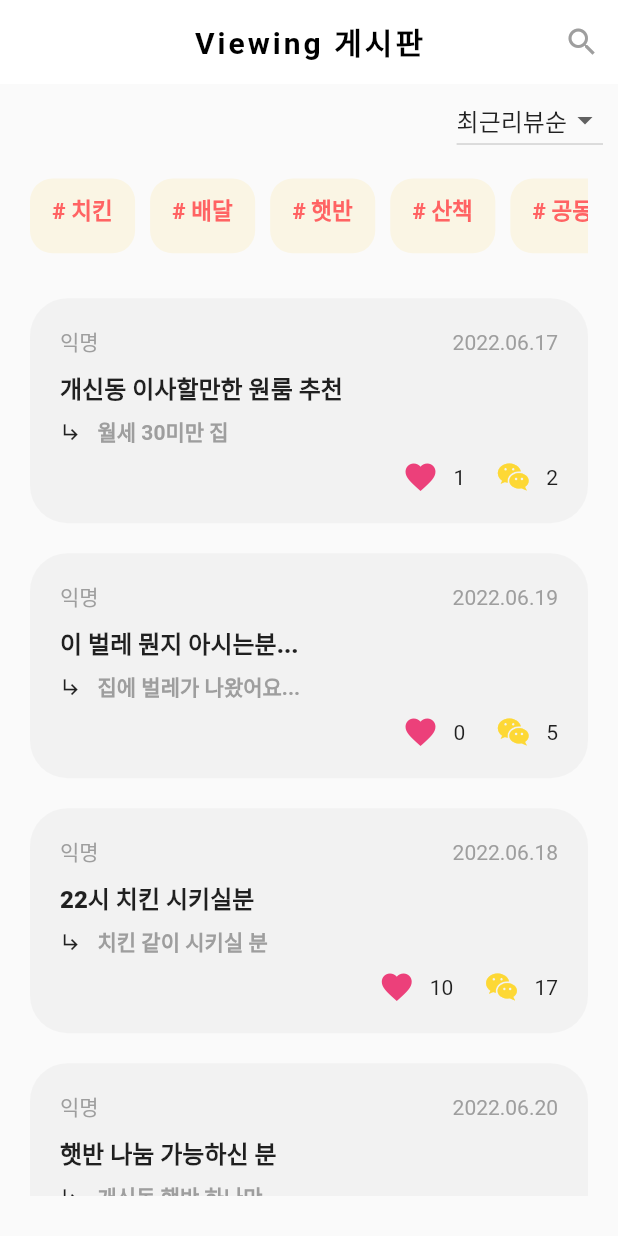
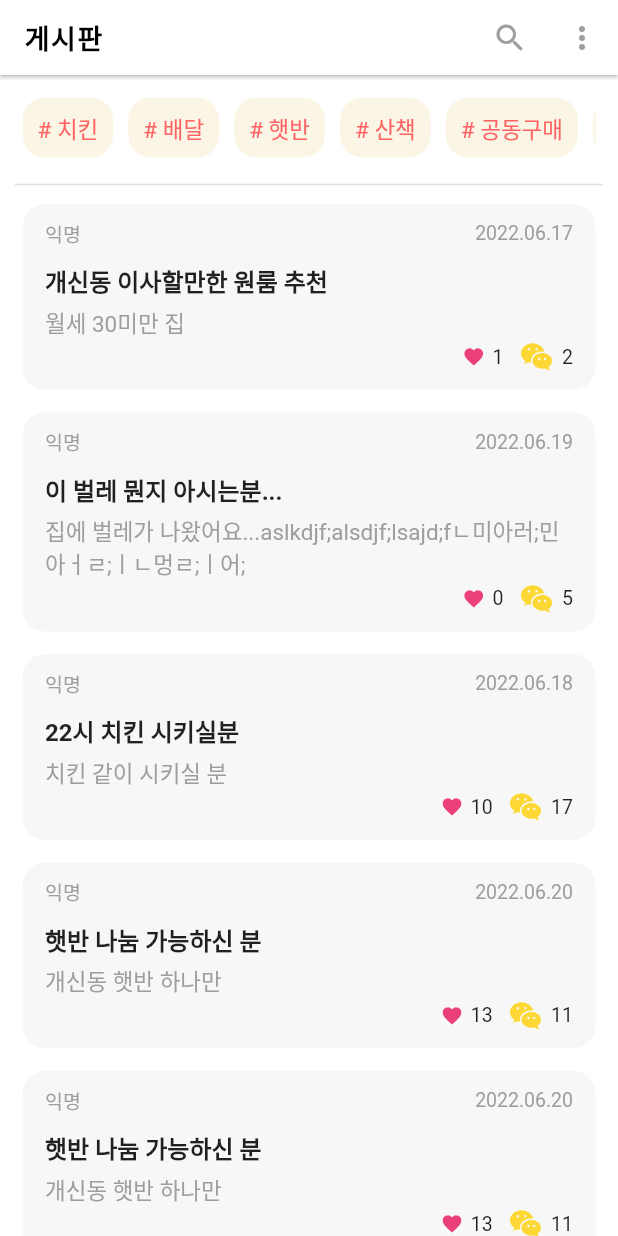
Before and after one commit to lookinmin/viewing, a Flutter app: the BoardPage screen opened directly, on a phone screen of 412 x 824 dp. Run offline on Flutter 3.47's test engine with Material 2 defaults, Android fonts, the phone set to English and light mode, and no system bars; our stand-ins replace carousel_slider, flutter_rating_bar, geolocator, percent_indicator, webview_flutter; missing offline and left inert: dart:html, kakaomap_webview, kpostal.

Commit message:
은정/게시판 수정

```diff
--- a/viewing/lib/board/board.dart
+++ b/viewing/lib/board/board.dart
@@ -14,82 +14,125 @@ class BoardPage extends StatelessWidget {
     return Scaffold(
       appBar: AppBar(
           title: const Text(
-          "Viewing 게시판",
+            "게시판",
+            style: TextStyle(
+              fontSize: 18.0,
+              letterSpacing: 1.0,
+              fontWeight: FontWeight.bold,
+              color: Colors.black,
+            ),
+          ),
+          automaticallyImplyLeading: false,
+          leading: null,
+          backgroundColor: Colors.white,
+          elevation: 1.0, // 그림자 제거
+          toolbarHeight: 50.0,
+          actions: [
+            IconButton(
+                icon: Icon(Icons.search, color: Colors.grey),
+                onPressed: () {
+                  Navigator.push(context,
+                      MaterialPageRoute(builder: (context) => SearchPage()));
+                }),
+            IconButton(
+                icon: Icon(Icons.more_vert, color: Colors.grey),
+                onPressed: () {
+                  // 정렬 BottomSheet
+                  showModalBottomSheet<void>(
+                      context: context,
+                      builder: (BuildContext context) {
+                        return Container(
+                            height: 200,
+                            color: Color(0xFF737373),
+                            child: Container(
+                                padding: EdgeInsets.zero,
+                                decoration: BoxDecoration(
+                                    color: Colors.white,
+                                    borderRadius: BorderRadius.only(
+                                      topLeft: Radius.circular(30),
+                                      topRight: Radius.circular(30),
+                                    )),
+                                child: Column(children: [
+                                  // X 버튼
+                                  Container(
+                                    padding: EdgeInsets.fromLTRB(0, 5, 10, 0),
+                                    child: Row(
+                                      mainAxisAlignment: MainAxisAlignment.end,
+                                      children: [
+                                        IconButton(
+                                            onPressed: () =>
+                                                Navigator.pop(context),
+                                            icon: Icon(Icons.close,
+                                                color: Colors.grey))
+                                      ],
+                                    ),
+                                  ),
+                                  // 정렬
+                                  Divider(
+                                    thickness: 1,
+                                  ),
+                                  InkWell(
+                                      onTap: () {
+                                        print("최근 리뷰순");
+                                      },
+                                      child: Container(
+                                        color: Colors.white,
+                                        width: double.infinity,
+                                        padding: EdgeInsets.all(5),
+                                        child: Text(
+                                          '최근 리뷰순',
                                           style: TextStyle(
                                             color: Colors.black,
-              letterSpacing: 2.0,
-              fontWeight: FontWeight.w700),
+                                            fontSize: 15,
                                           ),
-        backgroundColor: Colors.white,
-        leading: Container(), //Appbar의 뒤로가기 버튼 지우기
-        centerTitle: true, // 글자 가운데 정렬
-        elevation: 0, // 그림자 제거
-        actions:[
-          IconButton(icon:Icon(Icons.search,color:Colors.grey),
-          onPressed:(){
-            Navigator.push(
-              context,
-              MaterialPageRoute(builder:(context)=>SearchPage()));
+                                          textAlign: TextAlign.center,
+                                        ),
+                                      )),
+                                  Divider(
+                                    thickness: 1,
+                                  ),
+                                  InkWell(
+                                      onTap: () {
+                                        print("추천순");
+                                      },
+                                      child: Container(
+                                        color: Colors.white,
+                                        width: double.infinity,
+                                        padding: EdgeInsets.all(5),
+                                        child: Text(
+                                          '추천순',
+                                          style: TextStyle(
+                                            color: Colors.black,
+                                            fontSize: 15,
+                                          ),
+                                          textAlign: TextAlign.center,
+                                        ),
+                                      )),
+                                  Divider(
+                                    thickness: 1,
+                                  ),
+                                  InkWell(
+                                      onTap: () {
+                                        print("댓글순");
+                                      },
+                                      child: Container(
+                                        color: Colors.white,
+                                        width: double.infinity,
+                                        padding: EdgeInsets.all(5),
+                                        child: Text(
+                                          '댓글순',
+                                          style: TextStyle(
+                                            color: Colors.black,
+                                            fontSize: 15,
+                                          ),
+                                          textAlign: TextAlign.center,
+                                        ),
+                                      )),
+                                ])));
+                      });
                 }),
-        ]
-      ),
-      body: Column(
-        children: [
-          Flexible(flex:1,child:DropBox()),
-          Flexible(flex: 1, child: Hashtag()),
-          Flexible(flex: 9, child: Board())
-        ],
-      ),
-    );
-  }
-}
-
-class DropBox extends StatelessWidget{
-  const DropBox({Key? key}) : super(key: key);
-
-  @override
-  Widget build(BuildContext context) {
-    return Container(
-        width: double.infinity,
-        padding:EdgeInsets.fromLTRB(0, 0, 10, 5),
-        child:Row(
-          mainAxisAlignment: MainAxisAlignment.end,
-          children:[
-            Container(child:Dropdown(),)
-          ]
-        )
-    );
-  }
-}
-
-class Dropdown extends StatefulWidget{
-  const Dropdown({Key? key}) : super(key: key);
-
-  @override
-  _DropdownState createState()=>_DropdownState();
-}
-
-class _DropdownState extends State<Dropdown>{
-  // const Dropbox({Key? key}) : super(key: key);
-  List<String> dropdownList = ['최근리뷰순','추천순','댓글순'];
-  String selectedDropdown = '최근리뷰순';
-
-  @override
-  Widget build(BuildContext context) {
-    return DropdownButton(
-        value: selectedDropdown,
-        items:dropdownList.map(
-          (String item){
-            return DropdownMenuItem<String>(
-              value: item,
-              child:Text('$item'),
-              );
-          }).toList(),
-          onChanged:(dynamic value){
-            setState((){
-              selectedDropdown = value;
-            });
-        }
+          ]),
+      body: Board(),
     );
   }
 }
@@ -101,14 +144,15 @@ class Hashtag extends StatelessWidget {
   Widget build(BuildContext context) {
     return Container(
         width: double.infinity,
-        margin: EdgeInsets.fromLTRB(20, 0, 20, 0),
+        height:60,
+        margin: EdgeInsets.fromLTRB(15, 5, 15, 0),
         child: ListView.builder(
           scrollDirection: Axis.horizontal,
           itemCount: hashtaglist.length,
           itemBuilder: (BuildContext context, int index) {
             return Container(
                 margin: EdgeInsets.fromLTRB(0, 10, 10, 10),
-                padding: EdgeInsets.fromLTRB(15, 10, 15, 10),
+                padding: EdgeInsets.all(10),
                 decoration: BoxDecoration(
                   color: Color.fromRGBO(250, 245, 228, 1.0),
                   borderRadius: BorderRadius.circular(15),
@@ -116,7 +160,6 @@ class Hashtag extends StatelessWidget {
                 child: Text(hashtaglist[index],
                     style: TextStyle(
                       fontSize: 15,
-                      fontWeight: FontWeight.w800,
                       color: Color.fromRGBO(255, 99, 99, 1.0),
                     )));
           },
@@ -130,120 +173,102 @@ class Board extends StatelessWidget {
   @override
   Widget build(BuildContext context) {
     return Container(
-        width: double.infinity,
-        height: double.infinity,
-        margin: EdgeInsets.fromLTRB(0, 0, 0, 10),
-        child: ListView.builder(
-            itemCount: boardsList.length,
-            itemBuilder: (BuildContext context, int index) {
-              return InkWell(
-                onTap:(){
-                  Navigator.push(
-                    context,
-                    MaterialPageRoute(builder:(context)=>PostPage()));
-                },
-                child:Container(
-                // 게시글 하나
-                margin: EdgeInsets.fromLTRB(20, 20, 20, 0),
-                padding: EdgeInsets.fromLTRB(20, 15, 20, 15),
-                height: 150,
-                decoration: BoxDecoration(
-                  color: Color.fromRGBO(99, 99, 99, 0.05),
-                  borderRadius: BorderRadius.circular(25),
-                ),
-                child: Column(
-                    mainAxisAlignment: MainAxisAlignment.spaceAround,
-                    crossAxisAlignment: CrossAxisAlignment.start,
+      color:Colors.white,
+      width:double.infinity,
+      height:double.infinity,
+      child:SingleChildScrollView(
+        child:Column(
           children: [
-                      Container(
-                        child: Row(
-                          mainAxisAlignment: MainAxisAlignment.spaceBetween,
-                          children: [
-                            Text(boardsList[index].name,
-                                style: const TextStyle(
-                                  fontSize: 14,
-                                  fontWeight: FontWeight.normal,
-                                  color: Colors.grey,
-                                )),
-                            Text(boardsList[index].date,
-                                style: const TextStyle(
-                                  fontSize: 14,
-                                  fontWeight: FontWeight.normal,
-                                  color: Colors.grey,
-                                )),
+            // 해시태그
+            Hashtag(),
+            Divider(thickness:1,indent: 10,endIndent: 10,),
+            // 게시글
+            for(int i=0;i<boardsList.length;i++)
+              BoardContent(name:boardsList[i].name,title:boardsList[i].title,content:boardsList[i].content,heartnum:boardsList[i].heartnum,reviewnum:boardsList[i].reviewnum,date:boardsList[i].date),
           ],
-                        ),
-                      ),
-                      Container(
-                        child: Text(boardsList[index].title,
-                            style: TextStyle(
-                              fontSize: 16,
-                              fontWeight: FontWeight.w800,
-                            )),
-                      ),
-                      Container(
-                          child: Row(
-                        children: [
-                          Icon(
-                            Icons.subdirectory_arrow_right,
-                            size: 15.0,
-                          ),
-                          Container(
-                              margin: EdgeInsets.fromLTRB(10, 0, 0, 0),
-                              child: Text(boardsList[index].content,
-                                  style: TextStyle(
-                                    fontSize: 14,
-                                    fontWeight: FontWeight.bold,
-                                    color: Colors.grey,
-                                  )))
-                        ],
-                      )),
-                      Container(
-                          child: Row(
-                        mainAxisAlignment: MainAxisAlignment.end,
-                        children: [
-                          Container(
-                              child: Row(
-                            children: [
-                              Icon(
-                                Icons.favorite,
-                                color: Colors.pink[400],
-                              ),
-                              Container(
-                                margin: EdgeInsets.fromLTRB(10, 0, 0, 0),
-                                child: Text(boardsList[index].heartnum,
-                                    style: TextStyle(
-                                      fontSize: 14,
-                                    )),
         )
-                            ],
-                          )),
-                          Container(
-                              margin: EdgeInsets.fromLTRB(20, 0, 0, 0),
-                              child: Row(
-                                children: [
-                                  Icon(
-                                    Icons.wechat,
-                                    color: Colors.yellow[600],
-                                  ),
-                                  Container(
-                                    margin: EdgeInsets.fromLTRB(10, 0, 0, 0),
-                                    child: Text(boardsList[index].reviewnum,
-                                        style: TextStyle(
-                                          fontSize: 14,
-                                        )),
       )
-                                ],
-                              )),
-                        ],
-                      ))
-                    ]),
-              ));
-            })
     );
   }
 }
 
+class BoardContent extends StatelessWidget {
+  const BoardContent({Key? key, required String this.name, required String this.title, required String this.content, required int this.heartnum, required int this.reviewnum, required String this.date}) : super(key: key);
+  final name;
+  final title;
+  final content;
+  final heartnum;
+  final reviewnum;
+  final date;
+
+  @override
+  Widget build(BuildContext context) {
+    return InkWell(
+      onTap:(){
+        Navigator.push(context,MaterialPageRoute(builder:(context)=>PostPage()));
+      },
+      child:Container(
+        margin:EdgeInsets.fromLTRB(15, 5, 15, 10),
+        padding:EdgeInsets.fromLTRB(15,10,15,10),
+        // height:150,
+        decoration:BoxDecoration(
+          color:Color.fromRGBO(99,99,99,0.05),
+          borderRadius:BorderRadius.circular(15),
+        ),
+        child:Column(
+          crossAxisAlignment: CrossAxisAlignment.start,
+          children:[
+            Container(
+              child:Row(
+                mainAxisAlignment: MainAxisAlignment.spaceBetween,
+                children:[
+                  Text(name,style:TextStyle(
+                    fontSize:13,
+                    color:Colors.grey,
+                  )),
+                  Text(date,style:TextStyle(
+                    fontSize:13,
+                    color:Colors.grey,
+                  ))
+                ]
+              )
+            ),
+            Padding(padding: EdgeInsets.only(top: 10),
+            child:Text(title,style:TextStyle(
+              fontSize:16,
+              fontWeight:FontWeight.bold,
+            )),),
+            Padding(padding: EdgeInsets.only(top:5),
+            child:Text(content,style:TextStyle(
+              fontSize:15,
+              color:Colors.grey,
+            ))),
+            Container(
+              child:Row(
+                mainAxisAlignment: MainAxisAlignment.end,
+                children:[
+                  Container(
+                    child:Row(
+                      children:[
+                        Icon(Icons.favorite,color:Colors.pink[400],size:15,),
+                        Container(margin:EdgeInsets.fromLTRB(5,0,10,0),
+                        child:Text(heartnum.toString(),style:TextStyle(fontSize:13))),
+                        Icon(Icons.wechat,color:Colors.yellow[600]),
+                        Container(margin:EdgeInsets.fromLTRB(5,0,0,0),
+                        child:Text(reviewnum.toString(),style:TextStyle(fontSize:13))),
+                      ]
+                    ),
+                  )
+                ]
+              ),
+            )
+          ]
+        )
+
+      )
+    );
+  }
+}
 Widget logo() {
   return Image.asset(
     'images/mark.jpg',
@@ -256,17 +281,20 @@ class BoardModel {
   final String name;
   final String title;
   final String content;
-  final String heartnum;
-  final String reviewnum;
+  final int heartnum;
+  final int reviewnum;
   final String date;
 }
 
 const boardsList = [
-  BoardModel("익명", "개신동 이사할만한 원룸 추천", "월세 30미만 집", "1", "2", "2022.06.17"),
-  BoardModel("익명", "이 벌레 뭔지 아시는분...", "집에 벌레가 나왔어요...", "0", "5", "2022.06.19"),
-  BoardModel("익명", "22시 치킨 시키실분", "치킨 같이 시키실 분", "10", "17", "2022.06.18"),
-  BoardModel("익명", "햇반 나눔 가능하신 분", "개신동 햇반 하나만", "13", "11", "2022.06.20"),
-  BoardModel("익명", "햇반 나눔 가능하신 분", "개신동 햇반 하나만", "13", "11", "2022.06.20"),
+  BoardModel("익명", "개신동 이사할만한 원룸 추천", "월세 30미만 집", 1, 2, "2022.06.17"),
+  BoardModel("익명", "이 벌레 뭔지 아시는분...", "집에 벌레가 나왔어요...aslkdjf;alsdjf;lsajd;fㄴ미아러;민아ㅓㄹ;ㅣㄴ멍ㄹ;ㅣ어;", 0, 5, "2022.06.19"),
+  BoardModel("익명", "22시 치킨 시키실분", "치킨 같이 시키실 분", 10, 17, "2022.06.18"),
+  BoardModel("익명", "햇반 나눔 가능하신 분", "개신동 햇반 하나만", 13, 11, "2022.06.20"),
+  BoardModel("익명", "햇반 나눔 가능하신 분", "개신동 햇반 하나만", 13, 11, "2022.06.20"),
+  BoardModel("익명", "햇반 나눔 가능하신 분", "개신동 햇반 하나만", 13, 11, "2022.06.20"),
+  BoardModel("익명", "햇반 나눔 가능하신 분", "개신동 햇반 하나만", 13, 11, "2022.06.20"),
+  BoardModel("익명", "햇반 나눔 가능하신 분", "개신동 햇반 하나만", 13, 11, "2022.06.20"),
 ];
 
 const hashtaglist = ["# 치킨", "# 배달", "# 햇반", "# 산책", "# 공동구매", "# 바퀴벌레"];
```
Lines whose indentation alone changed are shown as unchanged.
